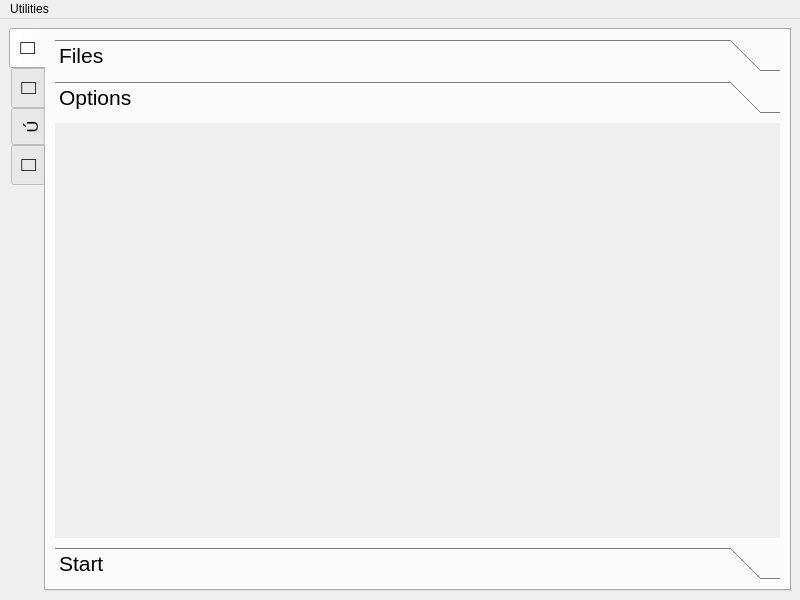
This is craplog/mainwindow.ui in elB4RTO/LogDoctor as Qt 5 draws it before an edit. The edited form follows.
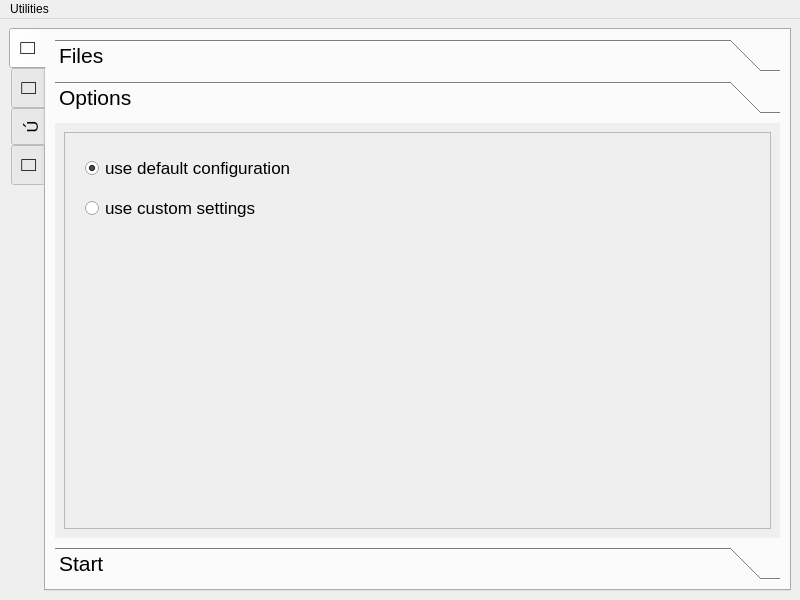
This is the edited form. The open tabs and pages were chosen to show the change. Icons and pictures are not drawn.

```diff
--- a/craplog/mainwindow.ui
+++ b/craplog/mainwindow.ui
@@ -372,6 +372,73 @@
            <attribute name="toolTip">
             <string>Define the options to apply while parsing logs</string>
            </attribute>
+           <layout class="QGridLayout" name="gridLayout_3">
+            <item row="0" column="0">
+             <widget class="QScrollArea" name="scrollArea">
+              <property name="minimumSize">
+               <size>
+                <width>704</width>
+                <height>377</height>
+               </size>
+              </property>
+              <property name="focusPolicy">
+               <enum>Qt::NoFocus</enum>
+              </property>
+              <property name="widgetResizable">
+               <bool>true</bool>
+              </property>
+              <widget class="QWidget" name="scrollAreaWidgetContents">
+               <property name="geometry">
+                <rect>
+                 <x>0</x>
+                 <y>0</y>
+                 <width>702</width>
+                 <height>375</height>
+                </rect>
+               </property>
+               <widget class="QRadioButton" name="radioButton_DefaultSettings">
+                <property name="geometry">
+                 <rect>
+                  <x>20</x>
+                  <y>20</y>
+                  <width>281</width>
+                  <height>30</height>
+                 </rect>
+                </property>
+                <property name="font">
+                 <font>
+                  <pointsize>13</pointsize>
+                 </font>
+                </property>
+                <property name="text">
+                 <string>use default configuration</string>
+                </property>
+                <property name="checked">
+                 <bool>true</bool>
+                </property>
+               </widget>
+               <widget class="QRadioButton" name="radioButton_CustomSettings">
+                <property name="geometry">
+                 <rect>
+                  <x>20</x>
+                  <y>60</y>
+                  <width>281</width>
+                  <height>30</height>
+                 </rect>
+                </property>
+                <property name="font">
+                 <font>
+                  <pointsize>13</pointsize>
+                 </font>
+                </property>
+                <property name="text">
+                 <string>use custom settings</string>
+                </property>
+               </widget>
+              </widget>
+             </widget>
+            </item>
+           </layout>
           </widget>
           <widget class="QWidget" name="LogBoxStart">
            <property name="geometry">
```
Left out of the diff: 25 changed lines with no effect on the pictures.
